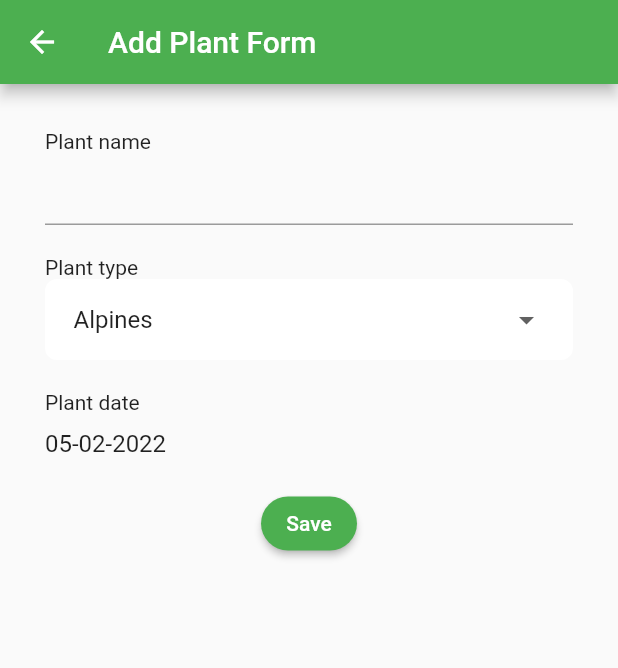
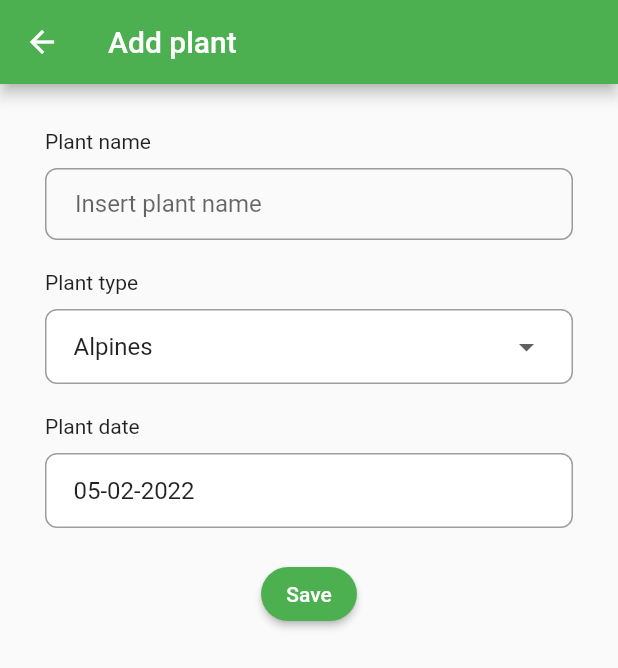
Before and after one commit to 05k4rxF/devinity-recruitment-task, a Flutter app: the screen it shows after launch, after a tap on "+ Add plant", on a phone screen of 412 x 824 dp. Shown: the top 668 px of the screen. Run offline on Flutter 3.47's test engine with Material 2 defaults, Android fonts, the phone set to English and light mode, and no system bars; our stand-ins replace bloc, floor, flutter_bloc, flutter_datetime_picker, freezed_annotation, get_it and 2 more; accounts and stored records are empty; generated files the repository leaves out were written again.

Commit message:
feat: Improve and extract widgets

```diff
--- a/lib/presentation/home/home_page.dart
+++ b/lib/presentation/home/home_page.dart
@@ -3,6 +3,7 @@ import 'package:devinity_recruitment_task/presentation/home/cubit/home_page_cubi
 import 'package:devinity_recruitment_task/presentation/home/cubit/home_page_state.dart';
 import 'package:devinity_recruitment_task/presentation/home/widgets/plant_list_item.dart';
 import 'package:devinity_recruitment_task/shared/theme/dimensions.dart';
+import 'package:devinity_recruitment_task/shared/ui/widgets/input_field.dart';
 import 'package:devinity_recruitment_task/shared/ui/widgets/loading_spinner.dart';
 import 'package:devinity_recruitment_task/shared/ui/widgets/rounded_button.dart';
 import 'package:flutter/material.dart';
@@ -43,28 +44,26 @@ class _BodyState extends State<_Body> {
       mainAxisAlignment: MainAxisAlignment.start,
       children: [
         Padding(
-          padding: const EdgeInsets.symmetric(horizontal: Dim.d30, vertical: Dim.d20),
+          padding: const EdgeInsets.symmetric(horizontal: Dim.d20, vertical: Dim.d20),
           child: Row(
             children: [
               Expanded(
                 child: Stack(
                   alignment: Alignment.centerLeft,
                   children: [
-                    const Icon(
-                      Icons.search,
-                      color: Colors.grey,
+                    const Padding(
+                      padding: EdgeInsets.only(left: Dim.d10),
+                      child: Icon(Icons.search, color: Colors.grey),
                     ),
-                    TextField(
+                    InputField(
+                      hintText: "Search for a plant",
+                      contentPadding: const EdgeInsets.only(left: Dim.d40),
                       onChanged: (text) => _searchPlant(cubit, text),
-                      decoration: const InputDecoration(
-                        hintText: "Search for a plant",
-                        contentPadding: EdgeInsets.only(left: Dim.d30),
-                      ),
                     ),
                   ],
                 ),
               ),
-              Spacers.w20,
+              Spacers.w15,
               RoundedButton(title: "+ Add plant", onPressed: () => _onAddPlantTap(context)),
             ],
           ),
@@ -104,5 +103,8 @@ class _BodyState extends State<_Body> {
   }
 
   void _searchPlant(HomePageCubit cubit, String searchText) => cubit.searchPlantByName(searchText);
-  void _onAddPlantTap(BuildContext context) => Navigator.pushNamed(context, '/plant-form');
+  void _onAddPlantTap(BuildContext context) {
+    FocusScope.of(context).unfocus();
+    Navigator.pushNamed(context, '/plant-form');
+  }
 }
--- a/lib/presentation/home/widgets/plant_list_item.dart
+++ b/lib/presentation/home/widgets/plant_list_item.dart
@@ -16,10 +16,11 @@ class PlantListItem extends StatelessWidget {
   Widget build(BuildContext context) {
     return GestureDetector(
       onTap: () => _onEditPlantTap(context, plant),
+      child: Padding(
+        padding: const EdgeInsets.symmetric(vertical: Dim.d5),
         child: Row(
           children: [
             Expanded(
-            flex: 1,
               child: Text(
                 plant.initials,
                 style: const TextStyle(fontSize: 15, fontWeight: FontWeight.bold),
@@ -51,6 +52,7 @@ class PlantListItem extends StatelessWidget {
             ),
           ],
         ),
+      ),
     );
   }
 
--- a/lib/presentation/plant_form/plant_form_page.dart
+++ b/lib/presentation/plant_form/plant_form_page.dart
@@ -7,14 +7,14 @@ import 'package:devinity_recruitment_task/presentation/plant_form/cubit/add_plan
 import 'package:devinity_recruitment_task/presentation/plant_form/cubit/add_plant_form_state.dart';
 import 'package:devinity_recruitment_task/presentation/plant_form/widgets/dropdown_field.dart';
 import 'package:devinity_recruitment_task/shared/theme/dimensions.dart';
+import 'package:devinity_recruitment_task/shared/ui/widgets/date_time_field.dart';
+import 'package:devinity_recruitment_task/shared/ui/widgets/input_field.dart';
 import 'package:devinity_recruitment_task/shared/ui/widgets/loading_spinner.dart';
 import 'package:devinity_recruitment_task/shared/ui/snackbar.dart';
 import 'package:devinity_recruitment_task/shared/ui/widgets/rounded_button.dart';
 import 'package:devinity_recruitment_task/utils/extensions/transform_string.dart';
 import 'package:flutter/material.dart';
 import 'package:flutter_bloc/flutter_bloc.dart';
-import 'package:flutter_datetime_picker/flutter_datetime_picker.dart';
-import 'package:intl/intl.dart';
 
 class PlantFormPage extends StatelessWidget {
   final Plant? plant;
@@ -41,7 +41,7 @@ class PlantFormPage extends StatelessWidget {
       loading: (value) => const Center(child: LoadingSpinner()),
       showView: (value) => Scaffold(
         appBar: AppBar(
-          title: Text(plant != null ? "Edit Plant Form" : "Add Plant Form"),
+          title: Text(plant != null ? "Update plant" : "Add plant"),
         ),
         body: _FormBody(plant: plant),
       ),
@@ -78,7 +78,6 @@ class _FormBody extends StatefulWidget {
 
 class _FormBodyState extends State<_FormBody> {
   late PlantFormContentController _contentController;
-  DateTime _date = DateTime.now();
 
   @override
   void initState() {
@@ -105,11 +104,14 @@ class _FormBodyState extends State<_FormBody> {
         crossAxisAlignment: CrossAxisAlignment.start,
         children: [
           const Text("Plant name"),
-          TextField(
-            controller: _contentController.name,
+          Spacers.h10,
+          InputField(
+            contentController: _contentController.name,
+            hintText: "Insert plant name",
           ),
           Spacers.h20,
           const Text("Plant type"),
+          Spacers.h10,
           DropdownField<PlantType>(
             items: _getPlantTypes,
             onSelect: (plantType) => _contentController.update(plantType: plantType),
@@ -118,28 +120,12 @@ class _FormBodyState extends State<_FormBody> {
           Spacers.h20,
           const Text("Plant date"),
           Spacers.h10,
-          GestureDetector(
-            onTap: () => _showDateTimePicker(context),
-            child: Text(
-              DateFormat('dd-MM-yyyy').format(_date),
-              style: const TextStyle(fontSize: 16),
-            ),
-          ),
+          DateTimeField(onUpdateDate: (newDate) => _contentController.update(plantedAt: newDate)),
           Spacers.h20,
           Center(
             child: BlocBuilder<PlantFormPageCubit, PlantFormPageState>(
               buildWhen: (previous, current) => current is ShowView,
-              builder: (context, state) {
-                return state.maybeMap(
-                  showView: (value) => value.isSaving
-                      ? const LoadingSpinner()
-                      : RoundedButton(
-                          title: "Save",
-                          onPressed: () => _onSaveTap(context, cubit, widget.plant?.id),
-                        ),
-                  orElse: () => const SizedBox.shrink(),
-                );
-              },
+              builder: (context, state) => _buildSaveButton(state, context, cubit),
             ),
           ),
         ],
@@ -147,27 +133,20 @@ class _FormBodyState extends State<_FormBody> {
     );
   }
 
-  List<DropdownItem<PlantType>> get _getPlantTypes {
-    return PlantType.values.map((e) => DropdownItem(data: e, title: e.getString.capitalize)).toList();
-  }
-
-  Future<DateTime?> _showDateTimePicker(BuildContext context) {
-    return DatePicker.showDatePicker(
-      context,
-      showTitleActions: true,
-      minTime: DateTime(2000, 1, 1),
-      maxTime: DateTime.now(),
-      onConfirm: _updatePlantationTime,
-      currentTime: DateTime.now(),
-      locale: LocaleType.pl,
+  Widget _buildSaveButton(PlantFormPageState state, BuildContext context, PlantFormPageCubit cubit) {
+    return state.maybeMap(
+      showView: (value) => value.isSaving
+          ? const LoadingSpinner()
+          : RoundedButton(
+              title: "Save",
+              onPressed: () => _onSaveTap(context, cubit, widget.plant?.id),
+            ),
+      orElse: () => const SizedBox.shrink(),
     );
   }
 
-  void _updatePlantationTime(DateTime date) {
-    setState(() {
-      _date = date;
-      _contentController.update(plantedAt: date);
-    });
+  List<DropdownItem<PlantType>> get _getPlantTypes {
+    return PlantType.values.map((e) => DropdownItem(data: e, title: e.getString.capitalize)).toList();
   }
 
   void _onSaveTap(BuildContext context, PlantFormPageCubit cubit, int? id) => cubit.addPlantToDB(id);
--- a/lib/presentation/plant_form/widgets/dropdown_field.dart
+++ b/lib/presentation/plant_form/widgets/dropdown_field.dart
@@ -2,9 +2,10 @@ import 'package:devinity_recruitment_task/shared/theme/dimensions.dart';
 import 'package:flutter/material.dart';
 
 class DropdownItem<T> {
+  const DropdownItem({required this.data, required this.title});
+
   final T data;
   final String title;
-  const DropdownItem({required this.data, required this.title});
 }
 
 class DropdownField<T> extends StatefulWidget {
@@ -12,14 +13,12 @@ class DropdownField<T> extends StatefulWidget {
     required this.items,
     required this.onSelect,
     required this.initialValue,
-    this.borderColor,
     Key? key,
   }) : super(key: key);
 
   final T initialValue;
   final List<DropdownItem<T>> items;
   final Function(T) onSelect;
-  final Color? borderColor;
 
   @override
   State<DropdownField> createState() => _DropdownFieldState<T>();
@@ -39,15 +38,12 @@ class _DropdownFieldState<T> extends State<DropdownField<T>> {
     return Theme(
       data: ThemeData(canvasColor: Colors.white),
       child: Container(
-        padding: const EdgeInsets.symmetric(
-          horizontal: Dim.d18,
-          vertical: Dim.d2,
-        ),
+        padding: const EdgeInsets.symmetric(horizontal: Dim.d18),
         decoration: BoxDecoration(
           color: Colors.white,
           borderRadius: BorderRadius.circular(Dim.d8),
           border: Border.all(
-            color: widget.borderColor ?? Colors.white,
+            color: Colors.grey,
             width: Dim.d1,
           ),
         ),
--- a/lib/shared/theme/dimensions.dart
+++ b/lib/shared/theme/dimensions.dart
@@ -4,12 +4,16 @@ class Dim {
   static const double d0 = 0;
   static const double d1 = 1;
   static const double d2 = 2;
+  static const double d5 = 5;
   static const double d8 = 8;
   static const double d10 = 10;
+  static const double d15 = 15;
   static const double d18 = 18;
   static const double d20 = 20;
   static const double d30 = 30;
+  static const double d40 = 40;
   static const double d50 = 50;
+  static const double d55 = 55;
 }
 
 class Spacers {
@@ -19,6 +23,7 @@ class Spacers {
   static const Widget h50 = SizedBox(height: Dim.d50);
 
   static const Widget w10 = SizedBox(width: Dim.d10);
+  static const Widget w15 = SizedBox(width: Dim.d15);
   static const Widget w20 = SizedBox(width: Dim.d20);
   static const Widget w30 = SizedBox(width: Dim.d30);
   static const Widget w50 = SizedBox(width: Dim.d50);
--- /dev/null
+++ b/lib/shared/ui/widgets/date_time_field.dart
@@ -0,0 +1,69 @@
+import 'package:devinity_recruitment_task/shared/theme/dimensions.dart';
+import 'package:flutter/material.dart';
+import 'package:flutter_datetime_picker/flutter_datetime_picker.dart';
+import 'package:intl/intl.dart';
+
+class DateTimeField extends StatefulWidget {
+  const DateTimeField({
+    required this.onUpdateDate,
+    Key? key,
+  }) : super(key: key);
+
+  final Function(DateTime) onUpdateDate;
+
+  @override
+  State<DateTimeField> createState() => _DateTimeFieldState();
+}
+
+class _DateTimeFieldState extends State<DateTimeField> {
+  DateTime _date = DateTime.now();
+
+  @override
+  Widget build(BuildContext context) {
+    return GestureDetector(
+      onTap: () => _showDateTimePicker(context),
+      child: Container(
+        width: MediaQuery.of(context).size.width,
+        height: Dim.d50,
+        padding: const EdgeInsets.symmetric(
+          horizontal: Dim.d18,
+          vertical: Dim.d2,
+        ),
+        decoration: BoxDecoration(
+          color: Colors.white,
+          borderRadius: BorderRadius.circular(Dim.d8),
+          border: Border.all(
+            color: Colors.grey,
+            width: Dim.d1,
+          ),
+        ),
+        child: Align(
+          alignment: Alignment.centerLeft,
+          child: Text(
+            DateFormat('dd-MM-yyyy').format(_date),
+            style: const TextStyle(fontSize: 16),
+          ),
+        ),
+      ),
+    );
+  }
+
+  Future<DateTime?> _showDateTimePicker(BuildContext context) {
+    return DatePicker.showDatePicker(
+      context,
+      showTitleActions: true,
+      minTime: DateTime(2000, 1, 1),
+      maxTime: DateTime.now(),
+      onConfirm: _updatePlantationTime,
+      currentTime: DateTime.now(),
+      locale: LocaleType.pl,
+    );
+  }
+
+  void _updatePlantationTime(DateTime date) {
+    setState(() {
+      _date = date;
+      widget.onUpdateDate(date);
+    });
+  }
+}
--- /dev/null
+++ b/lib/shared/ui/widgets/input_field.dart
@@ -0,0 +1,34 @@
+import 'package:devinity_recruitment_task/shared/theme/dimensions.dart';
+import 'package:flutter/material.dart';
+
+class InputField extends StatelessWidget {
+  const InputField({
+    this.onChanged,
+    this.contentController,
+    this.hintText,
+    this.contentPadding,
+    Key? key,
+  }) : super(key: key);
+
+  final Function(String)? onChanged;
+  final TextEditingController? contentController;
+  final String? hintText;
+  final EdgeInsetsGeometry? contentPadding;
+
+  @override
+  Widget build(BuildContext context) {
+    return TextField(
+      onChanged: onChanged?.call,
+      controller: contentController,
+      decoration: InputDecoration(
+        hintText: hintText,
+        fillColor: Colors.white,
+        contentPadding: contentPadding ?? const EdgeInsets.only(left: Dim.d20),
+        border: OutlineInputBorder(
+          borderRadius: BorderRadius.circular(Dim.d8),
+          borderSide: const BorderSide(color: Colors.grey),
+        ),
+      ),
+    );
+  }
+}
```
Lines whose indentation alone changed are shown as unchanged.
